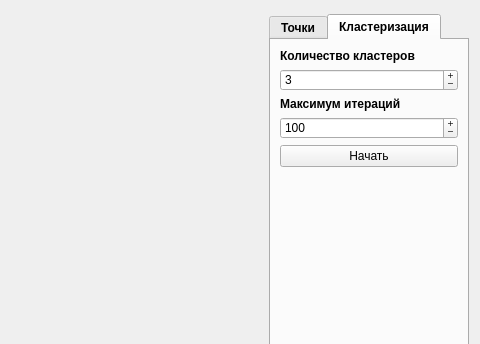
kos1posha/kubstu, file s7/ai/lw/s7_ai_lw_03/qt/ui/k_means_window.ui: the form before one commit; both pictures show x 198 to 678 and y 0 to 344 of the 678 by 453 pixel window.
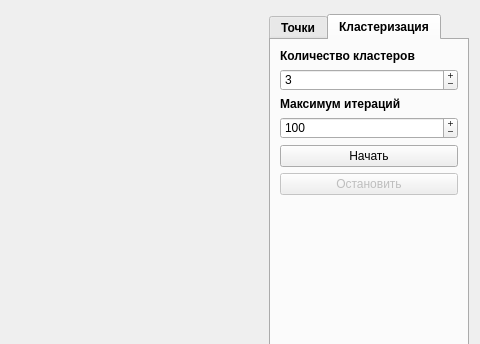
The form after the commit. The open tabs and pages were chosen to show the change. Icons and pictures are not drawn.

What changed in the file:
```diff
--- a/s7/ai/lw/s7_ai_lw_03/qt/ui/k_means_window.ui
+++ b/s7/ai/lw/s7_ai_lw_03/qt/ui/k_means_window.ui
@@ -348,6 +348,16 @@
          </property>
         </widget>
        </item>
+       <item>
+        <widget class="QPushButton" name="pb_stop_restart_clustering">
+         <property name="enabled">
+          <bool>false</bool>
+         </property>
+         <property name="text">
+          <string>Остановить</string>
+         </property>
+        </widget>
+       </item>
        <item>
         <spacer name="vs_clustering">
          <property name="orientation">
@@ -356,7 +366,7 @@
          <property name="sizeHint" stdset="0">
           <size>
            <width>20</width>
-           <height>290</height>
+           <height>269</height>
           </size>
          </property>
         </spacer>
```
Left out of the diff: 22 changed lines with no effect on the pictures. Lines whose indentation alone changed are shown as unchanged.
